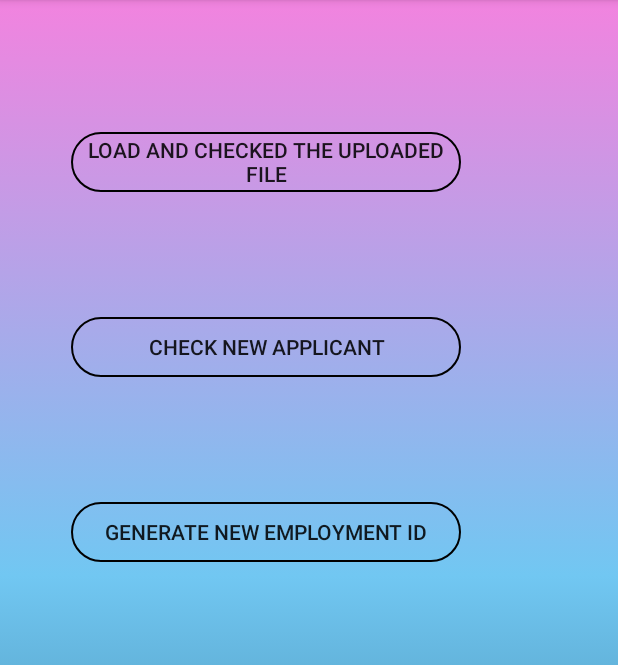
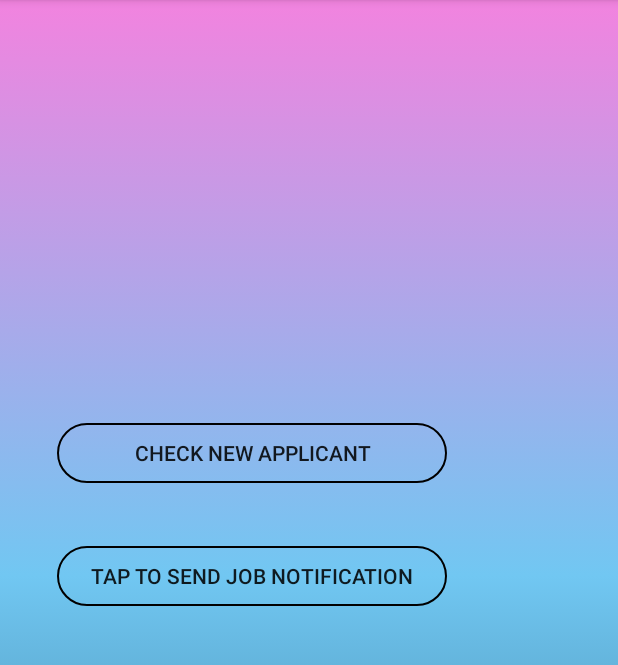
Before and after one commit to bloodrob/EERAGIJN, an Android app: the AdminMainActivity screen opened directly, with no data from a screen before it, on a phone screen of 412 x 824 dp, the part 84-749 px from its top. Run offline under Robolectric (Android 15) with nearby library versions, the phone set to English and light mode, and no system bars.

```diff
--- a/app/build.gradle
+++ b/app/build.gradle
@@ -31,6 +31,7 @@ dependencies {
     // annotationProcessor 'com.github.bumptech.glide:compiler:3.6.0'
 
     //compile 'com.android.bumptech.glide:glide:3.6.0'
+    //compile 'com.github.bumptech.glide:glide:3.6.0'
     compile 'com.android.support:appcompat-v7:28.+'
     compile 'com.android.support.constraint:constraint-layout:1.0.2'
     compile 'com.google.firebase:firebase-core:10.0.1'
@@ -39,7 +40,6 @@ dependencies {
     compile 'com.google.firebase:firebase-storage:10.0.1'
     compile 'com.google.firebase:firebase-crash:10.0.1'
     testCompile 'junit:junit:4.12'
-    //compile 'com.github.bumptech.glide:glide:3.6.0'
 }
 
 
@@ -62,4 +62,6 @@ dependencies {
 
 
 
+
+
 apply plugin: 'com.google.gms.google-services'
--- a/app/src/main/AndroidManifest.xml
+++ b/app/src/main/AndroidManifest.xml
@@ -41,7 +41,9 @@
         <activity android:name=".SelectedNewUserByDistrict" />
         <activity android:name=".AdminGenerateNewEEId" />
         <activity android:name=".SelectedNewUserEduInfoByDistrict" />
-        <activity android:name=".SendGeneratedIdToUser"></activity>
+        <activity android:name=".SendGeneratedIdToUser" />
+        <activity android:name=".AdminPushUserData" />
+        <activity android:name=".AdminSendJobNotification"></activity>
     </application>
 
 </manifest>
--- a/app/src/main/java/com/dev/r19/eeragijn/AdminMainActivity.java
+++ b/app/src/main/java/com/dev/r19/eeragijn/AdminMainActivity.java
@@ -8,25 +8,15 @@ import android.widget.Button;
 
 public class AdminMainActivity extends AppCompatActivity {
 
-    private Button toUploadFile, toCheckNewUser, toGenEEId;
+    private Button toCheckNewUser, toSendNotification;
     @Override
     protected void onCreate(Bundle savedInstanceState) {
         super.onCreate(savedInstanceState);
         setContentView(R.layout.activity_admin_main);
 
         //initialization
-        toUploadFile = (Button)findViewById(R.id.to_upload_file);
         toCheckNewUser = (Button)findViewById(R.id.to_check_new_user);
-        toGenEEId = (Button)findViewById(R.id.to_gen_eeid);
-
-        //link to the page
-        toUploadFile.setOnClickListener(new View.OnClickListener() {
-            @Override
-            public void onClick(View v) {
-                Intent intent = new Intent(AdminMainActivity.this, CheckUploadFile.class);
-                startActivity(intent);
-            }
-        });
+        toSendNotification = (Button)findViewById(R.id.to_send_notification);
         //link to search new user page
         toCheckNewUser.setOnClickListener(new View.OnClickListener() {
             @Override
@@ -35,11 +25,11 @@ public class AdminMainActivity extends AppCompatActivity {
                 startActivity(intent);
             }
         });
-        //link to generate new id page
-        toGenEEId.setOnClickListener(new View.OnClickListener() {
+        //link to send notification
+        toSendNotification.setOnClickListener(new View.OnClickListener() {
             @Override
             public void onClick(View v) {
-                Intent intent = new Intent(AdminMainActivity.this, AdminGenerateNewEEId.class);
+                Intent intent = new Intent(AdminMainActivity.this, AdminSendJobNotification.class);
                 startActivity(intent);
             }
         });
--- a/app/src/main/java/com/dev/r19/eeragijn/UserEducationQualificationInsert.java
+++ b/app/src/main/java/com/dev/r19/eeragijn/UserEducationQualificationInsert.java
@@ -78,7 +78,8 @@ public class UserEducationQualificationInsert extends AppCompatActivity {
         graduationBoardList = new ArrayList<String>();
         graduationBoardList.add("Dibrugarh University");
         graduationBoardList.add("Tezpur University");
-        graduationBoardList.add("Assam UNiversity");
+        graduationBoardList.add("Guwahati University");
+        graduationBoardList.add("Assam University");
         graduationBoardList.add("Kaziranga University");
         //adding item to spinner of postgarduation University
         postgraduationBoardList = new ArrayList<String >();
@@ -86,6 +87,7 @@ public class UserEducationQualificationInsert extends AppCompatActivity {
         postgraduationBoardList.add("Tezpur University");
         postgraduationBoardList.add("Assam University");
         postgraduationBoardList.add("Guwahati University");
+        postgraduationBoardList.add("Kaziranga University");
         //getting the years into arraylist
         YearList = new ArrayList<String>();
         int thisYear = Calendar.getInstance().get(Calendar.YEAR);
--- a/app/src/main/res/layout/activity_admin_main.xml
+++ b/app/src/main/res/layout/activity_admin_main.xml
@@ -8,33 +8,22 @@
     tools:context="com.dev.r19.eeragijn.AdminMainActivity">
 
     <Button
-        android:id="@+id/to_upload_file"
-        android:layout_width="260dp"
-        android:layout_height="40dp"
-        android:layout_marginStart="47dp"
-        android:layout_marginTop="88dp"
-        android:background="@drawable/btn_2"
-        android:text="Load and Checked the uploaded file"
-        android:layout_alignParentTop="true"
-        android:layout_alignParentStart="true" />
-
-    <Button
         android:id="@+id/to_check_new_user"
         android:layout_width="260dp"
         android:layout_height="40dp"
-        android:layout_alignStart="@+id/to_upload_file"
-        android:layout_below="@+id/to_upload_file"
-        android:layout_marginTop="83dp"
         android:background="@drawable/btn_2"
-        android:text="Check new Applicant" />
+        android:text="Check new Applicant"
+        android:layout_alignBottom="@+id/to_send_notification"
+        android:layout_alignParentStart="true"
+        android:layout_marginStart="38dp"
+        android:layout_marginBottom="82dp" />
 
     <Button
-        android:id="@+id/to_gen_eeid"
+        android:id="@+id/to_send_notification"
         android:layout_width="260dp"
         android:layout_height="40dp"
-        android:layout_marginTop="83dp"
-        android:text="Generate New Employment Id"
+        android:text="Tap To Send Job Notification"
         android:background="@drawable/btn_2"
-        android:layout_below="@+id/to_check_new_user"
+        android:layout_centerVertical="true"
         android:layout_alignStart="@+id/to_check_new_user" />
 </RelativeLayout>
```
Also changed, not shown: app/src/main/java/com/dev/r19/eeragijn/AdminPushDataModel.java (added, +26 -0 lines), app/src/main/java/com/dev/r19/eeragijn/AdminPushUserData.java (added, +129 -0 lines), app/src/main/java/com/dev/r19/eeragijn/AdminSendJobNotification.java (added, +13 -0 lines), app/src/main/java/com/dev/r19/eeragijn/SearchNewUserByDistrictModel.java (+10 -2 lines), app/src/main/java/com/dev/r19/eeragijn/SendGeneratedIdToUser.java (+28 -1 lines), app/src/main/res/layout/activity_admin_push_user_data.xml (added, +9 -0 lines), app/src/main/res/layout/activity_admin_send_job_notification.xml (added, +9 -0 lines), app/src/main/res/layout/activity_send_generated_id_to_user.xml (+10 -0 lines).
